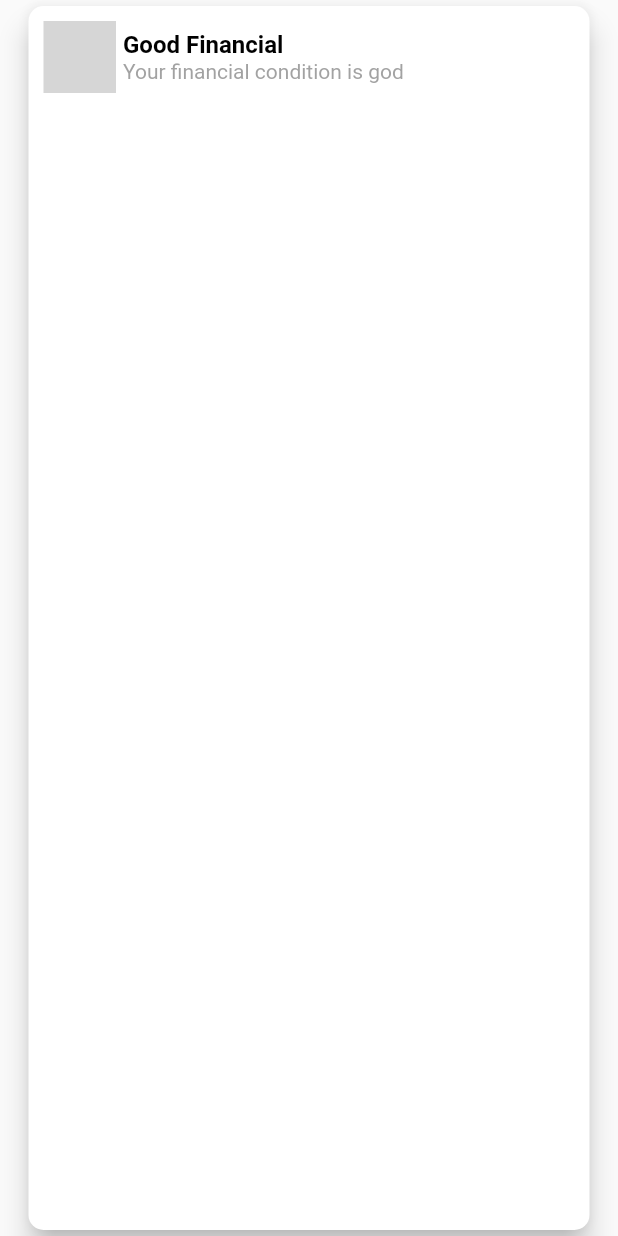
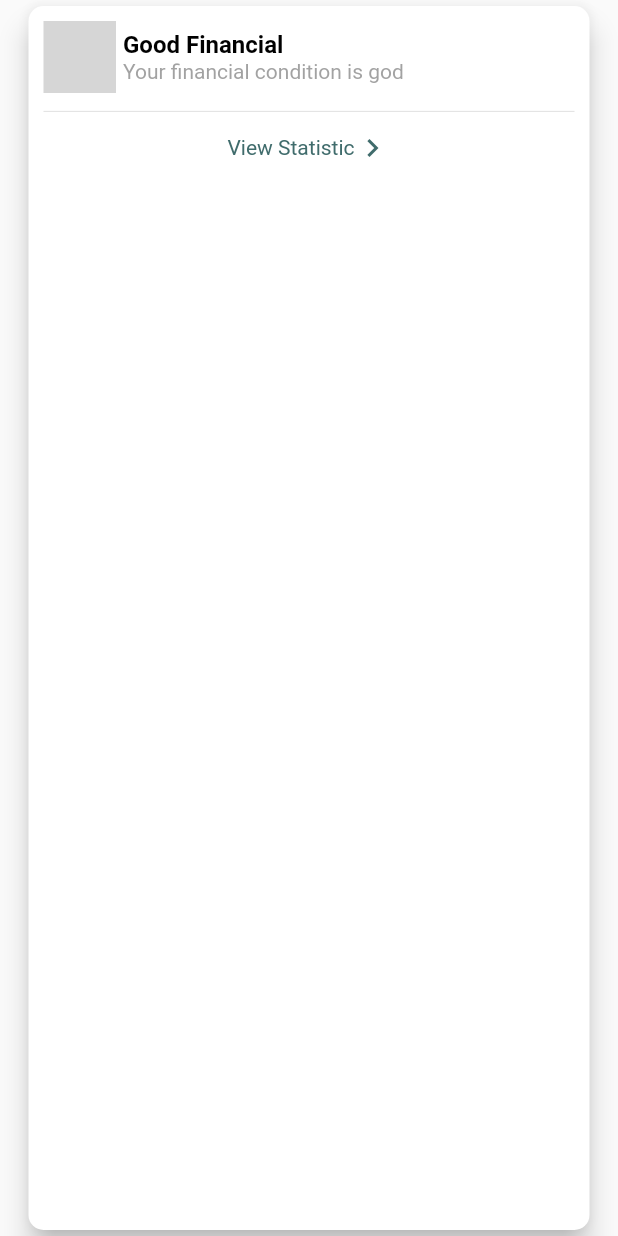
Before and after one commit to aocampol/flutter_payment_app_ui, a Flutter app: what cardCondition() shows on an empty page, opened directly, on a phone screen of 412 x 824 dp. Run offline on Flutter 3.47's test engine with Material 2 defaults, Android fonts, the phone set to English and light mode, and no system bars; missing offline and left inert: circular_chart_flutter; statements that could not run were skipped; grey boxes are pictures that could not be loaded.

Commit message:
Boton de ver de estadisticas

```diff
--- a/lib/src/pages/home_page.dart
+++ b/lib/src/pages/home_page.dart
@@ -19,6 +19,7 @@ class HomePage extends StatelessWidget {
             children: [
               appBar(),
               total('1,750.50'),
+              SizedBox(height: 15),
               cardCondition()
             ],
           )
--- a/lib/src/widgets/card_condition_widget.dart
+++ b/lib/src/widgets/card_condition_widget.dart
@@ -17,12 +17,12 @@ Widget cardCondition(){
       child: Container(
         padding: EdgeInsets.only(top: 10, left: 10, right: 10),
         child: Column(
-          children: [
+          children: <Widget>[
             Container(
               child: Row(
                 children: [
                   circularChart(),
-                  SizedBox(width: 5,),
+                  SizedBox(width: 5),
                   Column(
                     crossAxisAlignment: CrossAxisAlignment.start,
                     children: const [
@@ -34,11 +34,22 @@ Widget cardCondition(){
                           fontSize: 16)
                       ),
                       Text('Your financial condition is god', style: TextStyle(color: colorTextoSecundario))
-
                     ],
                   )
                 ],
               ),
+            ),
+            SizedBox(height: 12,),
+            Divider(height: 0.5,),
+            FlatButton(
+              onPressed: () { },
+              child: Row(
+                mainAxisAlignment: MainAxisAlignment.center,
+                children: [
+                  Text('View Statistic', style: TextStyle(color: colorPrimario, fontWeight: FontWeight.w400),),
+                  Icon(Icons.keyboard_arrow_right, color: colorPrimario,)
+                ],
+              )
             )
           ],
         ),
@@ -75,7 +86,14 @@ Widget circularChart() {
           )
         ],
         chartType: CircularChartType.Radial,
-        )
+        percentageValues: true,
+        holeLabel: '80',
+        labelStyle: const TextStyle(
+          color: colorTextoBlanco,
+          fontWeight: FontWeight.w500,
+          fontSize: 18
+        ),
+      )
     ],
   );
 }
```
